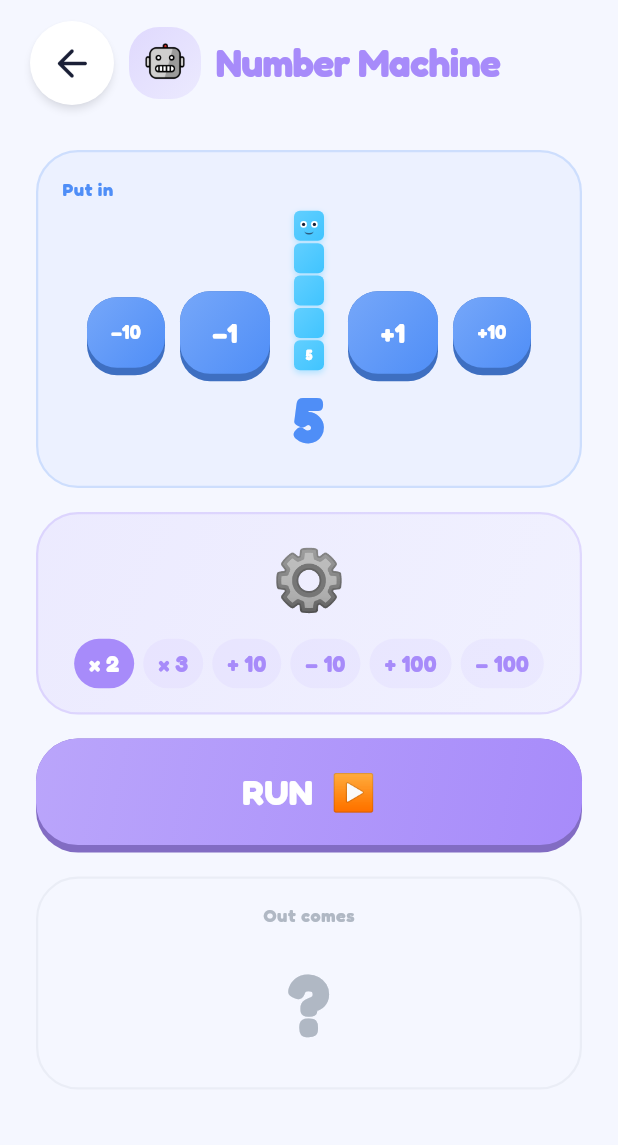
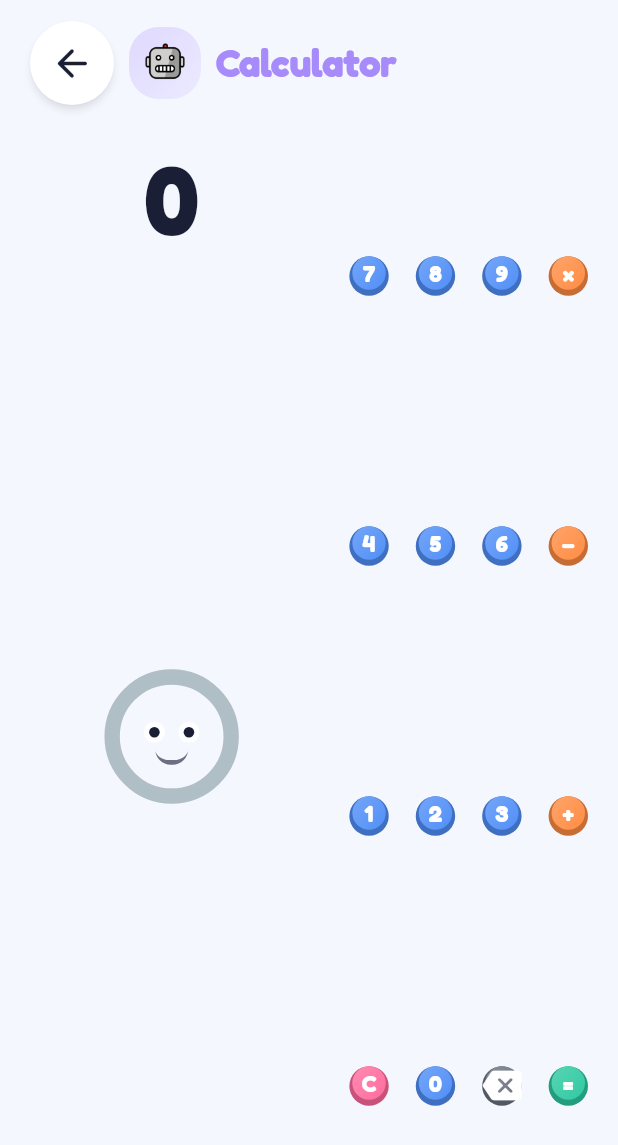
Before and after one commit to Panbaron1/Numberlandia, a Flutter app: the NumberMachineScreen screen opened directly, on a phone screen of 412 x 824 dp. Shown: the top 1145 px of the screen. Run offline on Flutter 3.47's test engine with Material 3 defaults, Android fonts, the phone set to English and light mode, and no system bars; our stand-ins replace audioplayers, shared_preferences; accounts and stored records are empty.

Commit message:
Replace Number Machine with a kids Calculator
- New CalculatorNotifier: simple two-operand chained calc (+, −, ×), no-fail
  (no division, clamped values, no error state)
- Round, tactile, colourful keypad: blue digits, orange operators, pink C,
  grey backspace, green = (press-compress animation, circular)
- Result/entry shown live as a numberblock via NumBlockView (scales to 100×100)
- Home card renamed "Number Machine" → "Calculator"

flutter analyze clean; verified on BlueStacks (round keys; product rendered as
a square-packed numberblock with face + count).

Co-Authored-By: Claude Opus 4.8 <noreply@anthropic.com>

```diff
--- a/lib/screens/home/home_screen.dart
+++ b/lib/screens/home/home_screen.dart
@@ -138,7 +138,7 @@ class HomeScreen extends StatelessWidget {
                               builder: (_) => const TimesTablesScreen())),
                     ),
                     ActivityCard(
-                      title: 'Number Machine',
+                      title: 'Calculator',
                       assetImage: 'assets/cards/machine.png',
                       color: NColors.machine,
                       live: true,
--- a/lib/screens/number_machine/number_machine_notifier.dart
+++ b/lib/screens/number_machine/number_machine_notifier.dart
@@ -1,76 +1,72 @@
 import 'package:flutter/foundation.dart';
 
-enum MachineOp {
-  doubleIt,
-  tripleIt,
-  addTen,
-  subtractTen,
-  addHundred,
-  subtractHundred,
-}
+/// Simple two-operand kids calculator. No-fail by design: division is omitted,
+/// values are clamped, and there is no error state.
+class CalculatorNotifier extends ChangeNotifier {
+  static const int _limit = 100000;
 
-extension MachineOpX on MachineOp {
-  String get label => switch (this) {
-        MachineOp.doubleIt      => '× 2',
-        MachineOp.tripleIt      => '× 3',
-        MachineOp.addTen        => '+ 10',
-        MachineOp.subtractTen   => '− 10',
-        MachineOp.addHundred    => '+ 100',
-        MachineOp.subtractHundred => '− 100',
-      };
+  int _acc = 0;
+  String _entry = '0';
+  String? _op; // '+', '−', '×'
+  bool _fresh = true; // next digit starts a new entry
 
-  String get emoji => switch (this) {
-        MachineOp.doubleIt      => '🔁',
-        MachineOp.tripleIt      => '🔃',
-        MachineOp.addTen        => '➕',
-        MachineOp.subtractTen   => '➖',
-        MachineOp.addHundred    => '⬆️',
-        MachineOp.subtractHundred => '⬇️',
-      };
+  String get display => _entry;
+  String? get op => _op;
+  int get value => int.tryParse(_entry) ?? 0;
 
-  int apply(int n) => switch (this) {
-        MachineOp.doubleIt        => (n * 2).clamp(-999999, 999999),
-        MachineOp.tripleIt        => (n * 3).clamp(-999999, 999999),
-        MachineOp.addTen          => (n + 10).clamp(-999999, 999999),
-        MachineOp.subtractTen     => (n - 10).clamp(-999999, 999999),
-        MachineOp.addHundred      => (n + 100).clamp(-999999, 999999),
-        MachineOp.subtractHundred => (n - 100).clamp(-999999, 999999),
-      };
-}
-
-class NumberMachineNotifier extends ChangeNotifier {
-  int _input = 5;
-  MachineOp _op = MachineOp.doubleIt;
-  int? _output; // null = not yet run
-
-  int get input => _input;
-  MachineOp get op => _op;
-  int? get output => _output;
-
-  void setInput(int v) {
-    _input = v.clamp(-999, 999);
-    _output = null;
+  void digit(int d) {
+    if (_fresh) {
+      _entry = '$d';
+      _fresh = false;
+    } else if (_entry.replaceAll('-', '').length < 6) {
+      _entry = _entry == '0' ? '$d' : '$_entry$d';
+    }
     notifyListeners();
   }
 
-  void stepInput(int d) => setInput(_input + d);
-
-  void setOp(MachineOp op) {
+  void setOp(String op) {
+    _commit();
     _op = op;
-    _output = null;
+    _entry = '$_acc';
+    _fresh = true;
     notifyListeners();
   }
 
-  void run() {
-    _output = _op.apply(_input);
+  void equals() {
+    _commit();
+    _op = null;
+    _entry = '$_acc';
+    _fresh = true;
     notifyListeners();
   }
 
-  /// Feed the output back as the new input
-  void feedBack() {
-    if (_output == null) return;
-    _input = _output!.clamp(-999, 999);
-    _output = null;
+  void clear() {
+    _acc = 0;
+    _entry = '0';
+    _op = null;
+    _fresh = true;
     notifyListeners();
   }
+
+  void backspace() {
+    if (_fresh) return;
+    _entry = _entry.length <= 1 ? '0' : _entry.substring(0, _entry.length - 1);
+    if (_entry.isEmpty || _entry == '-') _entry = '0';
+    notifyListeners();
+  }
+
+  void _commit() {
+    final e = int.tryParse(_entry) ?? 0;
+    if (_op == null) {
+      _acc = e;
+    } else {
+      _acc = switch (_op) {
+        '+' => _acc + e,
+        '−' => _acc - e,
+        '×' => _acc * e,
+        _ => e,
+      };
+    }
+    _acc = _acc.clamp(-_limit, _limit);
+  }
 }
--- a/lib/screens/number_machine/number_machine_screen.dart
+++ b/lib/screens/number_machine/number_machine_screen.dart
@@ -13,42 +13,41 @@ class NumberMachineScreen extends StatefulWidget {
   State<NumberMachineScreen> createState() => _NumberMachineScreenState();
 }
 
-class _NumberMachineScreenState extends State<NumberMachineScreen>
-    with SingleTickerProviderStateMixin {
-  final _n = NumberMachineNotifier();
-  late final AnimationController _runAnim;
-
-  @override
-  void initState() {
-    super.initState();
-    _runAnim = AnimationController(
-      vsync: this,
-      duration: const Duration(milliseconds: 600),
-    );
-  }
+class _NumberMachineScreenState extends State<NumberMachineScreen> {
+  final _calc = CalculatorNotifier();
 
   @override
   void dispose() {
-    _n.dispose();
-    _runAnim.dispose();
+    _calc.dispose();
     super.dispose();
   }
 
-  Future<void> _run() async {
-    _n.run();
-    _runAnim.forward(from: 0);
+  Future<void> _digit(int d) async {
+    _calc.digit(d);
+    await HapticsService.instance.light();
+    await AudioService.instance.playPop();
+  }
+
+  Future<void> _op(String op) async {
+    _calc.setOp(op);
+    await HapticsService.instance.selection();
+    await AudioService.instance.playPop();
+  }
+
+  Future<void> _equals() async {
+    _calc.equals();
     await HapticsService.instance.medium();
     await AudioService.instance.playChime();
   }
 
-  Future<void> _feedBack() async {
-    _n.feedBack();
-    await HapticsService.instance.selection();
+  Future<void> _clear() async {
+    _calc.clear();
+    await HapticsService.instance.medium();
     await AudioService.instance.playPop();
   }
 
-  Future<void> _step(int d) async {
-    _n.stepInput(d);
+  Future<void> _back() async {
+    _calc.backspace();
     await HapticsService.instance.light();
     await AudioService.instance.playPop();
   }
@@ -57,43 +56,61 @@ class _NumberMachineScreenState extends State<NumberMachineScreen>
   Widget build(BuildContext context) {
     return Scaffold(
       appBar: const RoomHeader(
-        title: 'Number Machine',
+        title: 'Calculator',
         color: NColors.machine,
         assetImage: 'assets/cards/machine.png',
       ),
       body: AnimatedBuilder(
-        animation: Listenable.merge([_n, _runAnim]),
+        animation: _calc,
         builder: (context, _) => SafeArea(
-          child: SingleChildScrollView(
-            padding: const EdgeInsets.symmetric(
-                horizontal: Gap.lg, vertical: Gap.md),
+          child: Row(
+            children: [
+              // ── Left: numberblock result + display ───────────────────
+              Expanded(
+                flex: 5,
+                child: Padding(
+                  padding: const EdgeInsets.all(Gap.md),
                   child: Column(
                     children: [
-                // ── Input ────────────────────────────────────────────
-                _Section(
-                  label: 'Put in',
-                  color: NColors.million,
-                  child: _InputPanel(notifier: _n, onStep: _step),
+                      // Big display number
+                      FittedBox(
+                        fit: BoxFit.scaleDown,
+                        child: Text(
+                          _calc.display,
+                          style: const TextStyle(
+                            fontSize: 64,
+                            fontWeight: FontWeight.w800,
+                            color: NColors.ink,
+                            letterSpacing: -2,
+                            height: 1,
                           ),
-                const SizedBox(height: Gap.md),
-                // ── Machine / operation ───────────────────────────────
-                _MachinePanel(notifier: _n, anim: _runAnim),
-                const SizedBox(height: Gap.md),
-                // ── Run button ────────────────────────────────────────
-                ChunkyButton(
-                  color: NColors.machine,
-                  onTap: _run,
-                  height: 76,
-                  width: double.infinity,
-                  radius: Radii.lg,
-                  child: const Text('RUN  ▶', style: TextStyle(fontSize: 24)),
                         ),
-                const SizedBox(height: Gap.md),
-                // ── Output ───────────────────────────────────────────
-                _OutputPanel(
-                    notifier: _n, anim: _runAnim, onFeedBack: _feedBack),
+                      ),
+                      const SizedBox(height: Gap.sm),
+                      // Numberblock view of the current value
+                      Expanded(
+                        child: NumBlockView(value: _calc.value),
+                      ),
                     ],
                   ),
+                ),
+              ),
+              // ── Right: round-button keypad ───────────────────────────
+              Expanded(
+                flex: 4,
+                child: Padding(
+                  padding: const EdgeInsets.fromLTRB(0, Gap.sm, Gap.md, Gap.sm),
+                  child: _Keypad(
+                    onDigit: _digit,
+                    onOp: _op,
+                    onEquals: _equals,
+                    onClear: _clear,
+                    onBack: _back,
+                    activeOp: _calc.op,
+                  ),
+                ),
+              ),
+            ],
           ),
         ),
       ),
@@ -103,254 +120,147 @@ class _NumberMachineScreenState extends State<NumberMachineScreen>
 
 // ─────────────────────────────────────────────────────────────────────────────
 
-class _Section extends StatelessWidget {
-  final String label;
-  final Color color;
-  final Widget child;
+class _Keypad extends StatelessWidget {
+  final Future<void> Function(int) onDigit;
+  final Future<void> Function(String) onOp;
+  final VoidCallback onEquals;
+  final VoidCallback onClear;
+  final VoidCallback onBack;
+  final String? activeOp;
 
-  const _Section(
-      {required this.label, required this.color, required this.child});
+  const _Keypad({
+    required this.onDigit,
+    required this.onOp,
+    required this.onEquals,
+    required this.onClear,
+    required this.onBack,
+    required this.activeOp,
+  });
 
   @override
   Widget build(BuildContext context) {
-    return Container(
-      width: double.infinity,
-      padding: const EdgeInsets.all(Gap.md),
+    // 4-column layout: digits + ops, then C / 0 / ⌫ / =
+    return Column(
+      children: [
+        _row([
+          _digit(7), _digit(8), _digit(9), _op('×'),
+        ]),
+        _row([
+          _digit(4), _digit(5), _digit(6), _op('−'),
+        ]),
+        _row([
+          _digit(1), _digit(2), _digit(3), _op('+'),
+        ]),
+        _row([
+          _RoundButton(
+              label: 'C', color: NColors.doubling, onTap: onClear),
+          _digit(0),
+          _RoundButton(
+              icon: Icons.backspace_rounded,
+              color: NColors.inkSoft,
+              onTap: onBack),
+          _RoundButton(
+              label: '=', color: NColors.numberLine, onTap: onEquals),
+        ]),
+      ],
+    );
+  }
+
+  Widget _row(List<Widget> children) => Expanded(
+        child: Row(
+          children: [
+            for (int i = 0; i < children.length; i++) ...[
+              if (i > 0) const SizedBox(width: Gap.sm),
+              Expanded(child: children[i]),
+            ],
+          ],
+        ),
+      );
+
+  Widget _digit(int d) => _RoundButton(
+        label: '$d',
+        color: NColors.million,
+        onTap: () => onDigit(d),
+      );
+
+  Widget _op(String op) => _RoundButton(
+        label: op,
+        color: NColors.timesTables,
+        highlighted: activeOp == op,
+        onTap: () => onOp(op),
+      );
+}
+
+/// A big round, tactile calculator key.
+class _RoundButton extends StatefulWidget {
+  final String? label;
+  final IconData? icon;
+  final Color color;
+  final VoidCallback onTap;
+  final bool highlighted;
+
+  const _RoundButton({
+    this.label,
+    this.icon,
+    required this.color,
+    required this.onTap,
+    this.highlighted = false,
+  });
+
+  @override
+  State<_RoundButton> createState() => _RoundButtonState();
+}
+
+class _RoundButtonState extends State<_RoundButton> {
+  bool _down = false;
+
+  @override
+  Widget build(BuildContext context) {
+    final base = Color.lerp(widget.color, Colors.black, 0.22)!;
+    return GestureDetector(
+      onTapDown: (_) => setState(() => _down = true),
+      onTapUp: (_) => setState(() => _down = false),
+      onTapCancel: () => setState(() => _down = false),
+      onTap: widget.onTap,
+      child: Padding(
+        padding: const EdgeInsets.all(4),
+        child: AspectRatio(
+          aspectRatio: 1,
+          child: AnimatedContainer(
+            duration: const Duration(milliseconds: 70),
+            margin: EdgeInsets.only(top: _down ? 4 : 0),
             decoration: BoxDecoration(
-        color: color.withAlpha(14),
-        borderRadius: BorderRadius.circular(Radii.lg),
-        border: Border.all(color: color.withAlpha(50), width: 1.5),
+              color: base,
+              shape: BoxShape.circle,
             ),
-      child: Column(
-        crossAxisAlignment: CrossAxisAlignment.start,
-        children: [
-          Text(label,
-              style: TextStyle(
-                  fontSize: 12,
-                  fontWeight: FontWeight.w700,
-                  color: color,
-                  letterSpacing: 0.4)),
-          const SizedBox(height: Gap.xs),
-          child,
-        ],
+            child: Container(
+              margin: EdgeInsets.only(bottom: _down ? 0 : 4),
+              decoration: BoxDecoration(
+                gradient: vividGradient(widget.color),
+                shape: BoxShape.circle,
+                border: widget.highlighted
+                    ? Border.all(color: Colors.white, width: 3)
+                    : null,
+              ),
+              child: Center(
+                child: widget.icon != null
+                    ? Icon(widget.icon, color: Colors.white, size: 26)
+                    : FittedBox(
+                        fit: BoxFit.scaleDown,
+                        child: Text(
+                          widget.label!,
+                          style: const TextStyle(
+                            color: Colors.white,
+                            fontSize: 30,
+                            fontWeight: FontWeight.w800,
+                          ),
+                        ),
+                      ),
+              ),
+            ),
+          ),
+        ),
       ),
     );
   }
 }
-
-// ─────────────────────────────────────────────────────────────────────────────
-
-class _InputPanel extends StatelessWidget {
-  final NumberMachineNotifier notifier;
-  final Future<void> Function(int) onStep;
-
-  const _InputPanel({required this.notifier, required this.onStep});
-
-  @override
-  Widget build(BuildContext context) {
-    final n = notifier.input;
-    final abs = n.abs();
-    final showBlock = abs <= 9 && abs > 0;
-
-    return Row(
-      mainAxisAlignment: MainAxisAlignment.center,
-      crossAxisAlignment: CrossAxisAlignment.center,
-      children: [
-        _IBtn(label: '−10', onTap: () => onStep(-10)),
-        const SizedBox(width: Gap.sm),
-        _IBtn(label: '−1', onTap: () => onStep(-1), big: true),
-        const SizedBox(width: Gap.md),
-        Column(
-          children: [
-            if (showBlock) BouncyNumBlock(value: n, unit: 20),
-            if (showBlock) const SizedBox(height: 4),
-            Text(
-              '$n',
-              style: TextStyle(
-                fontSize: showBlock ? 40 : 56,
-                fontWeight: FontWeight.w900,
-                color: NColors.million,
-                letterSpacing: -2,
-              ),
-            ),
-          ],
-        ),
-        const SizedBox(width: Gap.md),
-        _IBtn(label: '+1', onTap: () => onStep(1), big: true),
-        const SizedBox(width: Gap.sm),
-        _IBtn(label: '+10', onTap: () => onStep(10)),
-      ],
-    );
-  }
-}
-
-class _IBtn extends StatelessWidget {
-  final String label;
-  final VoidCallback onTap;
-  final bool big;
-
-  const _IBtn({required this.label, required this.onTap, this.big = false});
-
-  @override
-  Widget build(BuildContext context) {
-    return ChunkyButton(
-      color: NColors.million,
-      onTap: onTap,
-      width: big ? 60 : 52,
-      height: big ? 60 : 52,
-      radius: Radii.md,
-      child: Text(label, style: TextStyle(fontSize: big ? 18 : 13)),
-    );
-  }
-}
-
-// ─────────────────────────────────────────────────────────────────────────────
-
-class _MachinePanel extends StatelessWidget {
-  final NumberMachineNotifier notifier;
-  final AnimationController anim;
-
-  const _MachinePanel({required this.notifier, required this.anim});
-
-  @override
-  Widget build(BuildContext context) {
-    return Container(
-      width: double.infinity,
-      padding: const EdgeInsets.all(Gap.md),
-      decoration: BoxDecoration(
-        gradient: LinearGradient(
-          colors: [
-            NColors.machine.withAlpha(30),
-            NColors.machine.withAlpha(14),
-          ],
-          begin: Alignment.topLeft,
-          end: Alignment.bottomRight,
-        ),
-        borderRadius: BorderRadius.circular(Radii.lg),
-        border: Border.all(color: NColors.machine.withAlpha(60), width: 1.5),
-      ),
-      child: Column(
-        children: [
-          // Spinning gear during animation
-          RotationTransition(
-            turns: CurvedAnimation(parent: anim, curve: Curves.easeOut),
-            child: const Text('⚙️', style: TextStyle(fontSize: 40)),
-          ),
-          const SizedBox(height: Gap.sm),
-          // Operation selector
-          Wrap(
-            spacing: Gap.xs,
-            runSpacing: Gap.xs,
-            alignment: WrapAlignment.center,
-            children: MachineOp.values.map((op) {
-              final sel = op == notifier.op;
-              return GestureDetector(
-                onTap: () => notifier.setOp(op),
-                child: AnimatedContainer(
-                  duration: const Duration(milliseconds: 150),
-                  padding: const EdgeInsets.symmetric(
-                      horizontal: Gap.sm, vertical: Gap.xs),
-                  decoration: BoxDecoration(
-                    color: sel ? NColors.machine : NColors.machine.withAlpha(20),
-                    borderRadius: BorderRadius.circular(Radii.md),
-                  ),
-                  child: Text(
-                    op.label,
-                    style: TextStyle(
-                      color: sel ? Colors.white : NColors.machine,
-                      fontWeight: FontWeight.w800,
-                      fontSize: 15,
-                    ),
-                  ),
-                ),
-              );
-            }).toList(),
-          ),
-        ],
-      ),
-    );
-  }
-}
-
-// ─────────────────────────────────────────────────────────────────────────────
-
-class _OutputPanel extends StatelessWidget {
-  final NumberMachineNotifier notifier;
-  final AnimationController anim;
-  final VoidCallback onFeedBack;
-
-  const _OutputPanel({
-    required this.notifier,
-    required this.anim,
-    required this.onFeedBack,
-  });
-
-  @override
-  Widget build(BuildContext context) {
-    final out = notifier.output;
-
-    return AnimatedContainer(
-      duration: const Duration(milliseconds: 200),
-      width: double.infinity,
-      padding: const EdgeInsets.all(Gap.md),
-      decoration: BoxDecoration(
-        color: out != null ? NColors.numberLine.withAlpha(18) : NColors.bg,
-        borderRadius: BorderRadius.circular(Radii.lg),
-        border: Border.all(
-          color: out != null
-              ? NColors.numberLine.withAlpha(80)
-              : NColors.inkMuted.withAlpha(40),
-          width: 1.5,
-        ),
-      ),
-      child: Column(
-        children: [
-          Text('Out comes',
-              style: TextStyle(
-                  fontSize: 12,
-                  fontWeight: FontWeight.w700,
-                  color: out != null ? NColors.numberLine : NColors.inkMuted,
-                  letterSpacing: 0.4)),
-          const SizedBox(height: Gap.sm),
-          if (out == null)
-            const Text('?',
-                style: TextStyle(
-                    fontSize: 56,
-                    fontWeight: FontWeight.w900,
-                    color: NColors.inkMuted))
-          else ...[
-            ScaleTransition(
-              scale: CurvedAnimation(parent: anim, curve: Curves.elasticOut),
-              child: Text(
-                '$out',
-                style: const TextStyle(
-                  fontSize: 56,
-                  fontWeight: FontWeight.w900,
-                  color: NColors.numberLine,
-                  letterSpacing: -2,
-                ),
-              ),
-            ),
-            const SizedBox(height: Gap.sm),
-            SizedBox(
-              width: double.infinity,
-              height: 52,
-              child: OutlinedButton.icon(
-                onPressed: onFeedBack,
-                icon: const Icon(Icons.redo_rounded),
-                label: const Text('Feed back in',
-                    style: TextStyle(fontWeight: FontWeight.w700)),
-                style: OutlinedButton.styleFrom(
-                  foregroundColor: NColors.numberLine,
-                  side: const BorderSide(color: NColors.numberLine, width: 1.5),
-                  shape: RoundedRectangleBorder(
-                      borderRadius: BorderRadius.circular(Radii.md)),
-                ),
-              ),
-            ),
-          ],
-        ],
-      ),
-    );
-  }
-}
```
Lines whose indentation alone changed are shown as unchanged.
